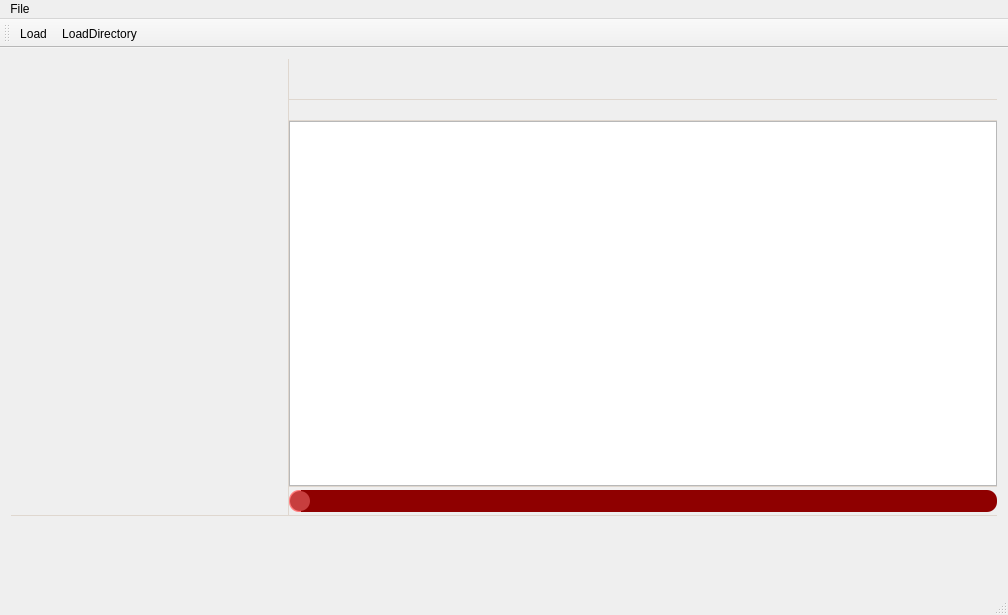
Old version of the form mainwindow.ui in the repository agostinhobritojr/blokbox.
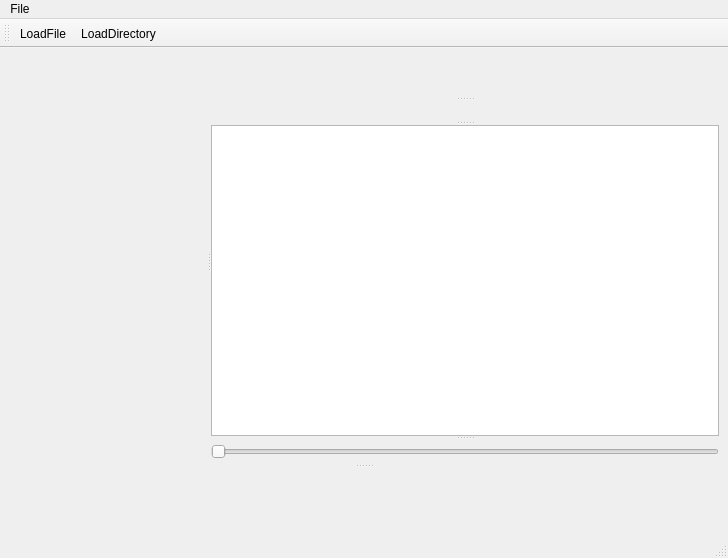
New version of the form. Custom widgets are drawn as their Qt base class.

```diff
--- a/mainwindow.ui
+++ b/mainwindow.ui
@@ -6,142 +6,14 @@
    <rect>
     <x>0</x>
     <y>0</y>
-    <width>1008</width>
-    <height>615</height>
+    <width>728</width>
+    <height>558</height>
    </rect>
   </property>
   <property name="windowTitle">
    <string>MainWindow</string>
   </property>
-  <property name="styleSheet">
-   <string notr="true">QPushButton {
-	background-color:transparent; 
-	border:0;
-}
-
-QSlider::groove:horizontal {
-border: 0px;
-height: 10px;
-background: rgb(170, 0, 0);
-margin: 6;
-border-radius: 5px;
-}
-
-QSlider::handle:horizontal {
-background: rgb(199,62,62);
-width: 20px;
-height: 22px;
-margin: -5px;
-border-radius: 10px;
-border: 0px red;
-}
-
-QSlider::groove:vertical {
-border: 0px;
-width: 20px;
-background: rgb(180, 0, 0);
-margin: 0 px 0;
-border-radius: 5px;
-}
-
-QSlider::handle:vertical {
-background: white;
-width: 8px;
-height: 18px;
-margin: 2 2 2 2;
-border-radius: 8px;
-}
-
-QSlider::add-page:qlineargradient {
-background: rgb(143, 0, 0);
-border-top-right-radius: 10px;
-border-bottom-right-radius: 10px;
-border-top-left-radius: 0px;
-border-bottom-left-radius: 0px;
-}
-
-QSlider::sub-page:qlineargradient {
-background: rgb(255, 125, 125);
-border-top-right-radius: 0px;
-border-bottom-right-radius: 0px;
-border-top-left-radius: 10px;
-border-bottom-left-radius: 10px;
-}
-
-QSplitter::handle:horizontal {
-    width: 1px;
-     background:  rgb(223, 215, 207);
-}
-QSplitter::handle:vertical {
-    height: 1px;
-     background: rgb(223, 215, 207);
-}
-
-QScrollBar::add-line:horizontal {
-     width: 0px;
-}
-
-QScrollBar::sub-line:horizontal {
-     width: 0px;
- }
-
-QScrollBar::add-line:vertical {
-   height: 0px;
-}
-
-QScrollBar::sub-line:vertical {
-   height: 0px;
-}
-
-QScrollBar:left-arrow:horizontal, QScrollBar::right-arrow:horizontal {
-     border: 0px solid grey;
-     width: 0px;
-     height: 0px;
-     background: grey;
- }
-
-QScrollBar:top-arrow:vertical, QScrollBar::bottom-arrow:vertical {
-     border: 0px solid grey;
-     width: 0px;
-     height: 0px;
-     background: grey;
- }
-
-QTableView {
-    show-decoration-selected: 1;
-}
-
-
-QTableView::item:alternate {
-    background: #EEEEEE;
-}
-
-QTableView::item:selected {
-    border: 0px solid;
-}
-
-QTableView::item:selected:!active {
-    background: qlineargradient(x1: 0, y1: 0, x2: 0, y2: 1,
-                                stop: 0 #E5ABAF, stop: 1 #B28588);
-}
-
-QTableView::item:selected:active {
-    background: qlineargradient(x1: 0, y1: 0, x2: 0, y2: 1,
-                                stop: 0 #a96a6e, stop: 1 #d9888d);
-}
-
-QTableView::item:hover {
-    background: qlineargradient(x1: 0, y1: 0, x2: 0, y2: 1,
-                                stop: 0 #FAFBFE, stop: 1 #F1DCDE);
-}</string>
-  </property>
-  <widget class="QWidget" name="centralWidget">
-   <property name="sizePolicy">
-    <sizepolicy hsizetype="Maximum" vsizetype="Preferred">
-     <horstretch>0</horstretch>
-     <verstretch>0</verstretch>
-    </sizepolicy>
-   </property>
+  <widget class="QWidget" name="centralwidget">
    <layout class="QVBoxLayout" name="verticalLayout">
     <item>
      <widget class="QSplitter" name="splitter_4">
@@ -216,7 +88,7 @@
     <rect>
      <x>0</x>
      <y>0</y>
-     <width>1008</width>
+     <width>728</width>
      <height>25</height>
     </rect>
    </property>
@@ -229,7 +101,11 @@
    </widget>
    <addaction name="menuFile"/>
   </widget>
-  <widget class="QToolBar" name="mainToolBar">
+  <widget class="QStatusBar" name="statusbar"/>
+  <widget class="QToolBar" name="toolBar">
+   <property name="windowTitle">
+    <string>toolBar</string>
+   </property>
    <attribute name="toolBarArea">
     <enum>TopToolBarArea</enum>
    </attribute>
@@ -239,10 +115,9 @@
    <addaction name="actionLoadFile"/>
    <addaction name="actionLoadDirectory"/>
   </widget>
-  <widget class="QStatusBar" name="statusBar"/>
   <action name="actionLoadFile">
    <property name="text">
-    <string>Load</string>
+    <string>LoadFile</string>
    </property>
   </action>
   <action name="actionLoadDirectory">
@@ -251,7 +126,6 @@
    </property>
   </action>
  </widget>
- <layoutdefault spacing="6" margin="11"/>
  <customwidgets>
   <customwidget>
    <class>Spectrograph</class>
```
Left out of the diff: 31 changed lines with no effect on the pictures.
